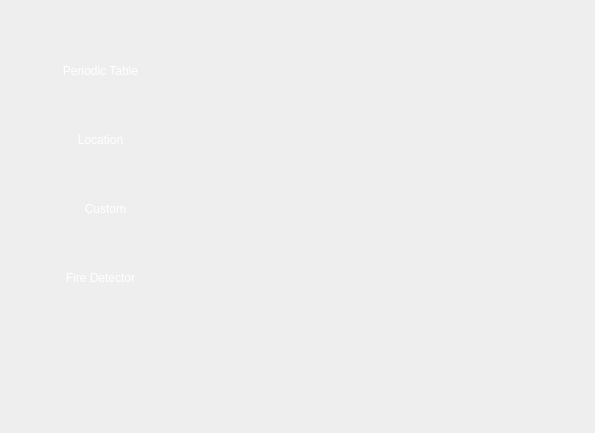
Before: the Qt Designer form main.ui in aokumori/hoahocvui, drawn with Qt 5.
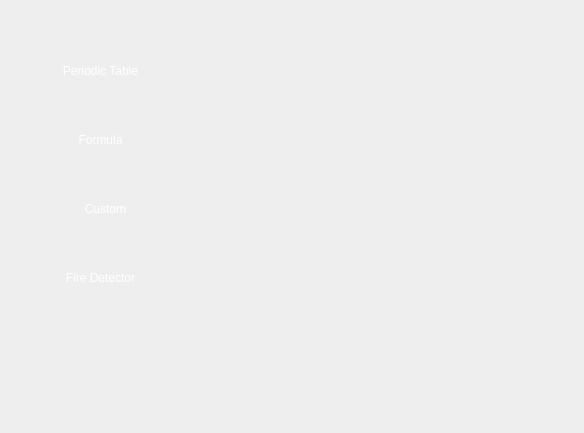
After: the same form once the commit is applied. Icons and pictures are not drawn.

```diff
--- a/main.ui
+++ b/main.ui
@@ -6,7 +6,7 @@
    <rect>
     <x>0</x>
     <y>0</y>
-    <width>595</width>
+    <width>584</width>
     <height>433</height>
    </rect>
   </property>
@@ -86,7 +86,11 @@
 </string>
        </property>
        <property name="text">
-        <string>Location</string>
+        <string>Formula</string>
+       </property>
+       <property name="icon">
+        <iconset>
+         <normaloff>formula.png</normaloff>formula.png</iconset>
        </property>
        <property name="iconSize">
         <size>
```
Left out of the diff: 180 changed lines with no effect on the pictures.
